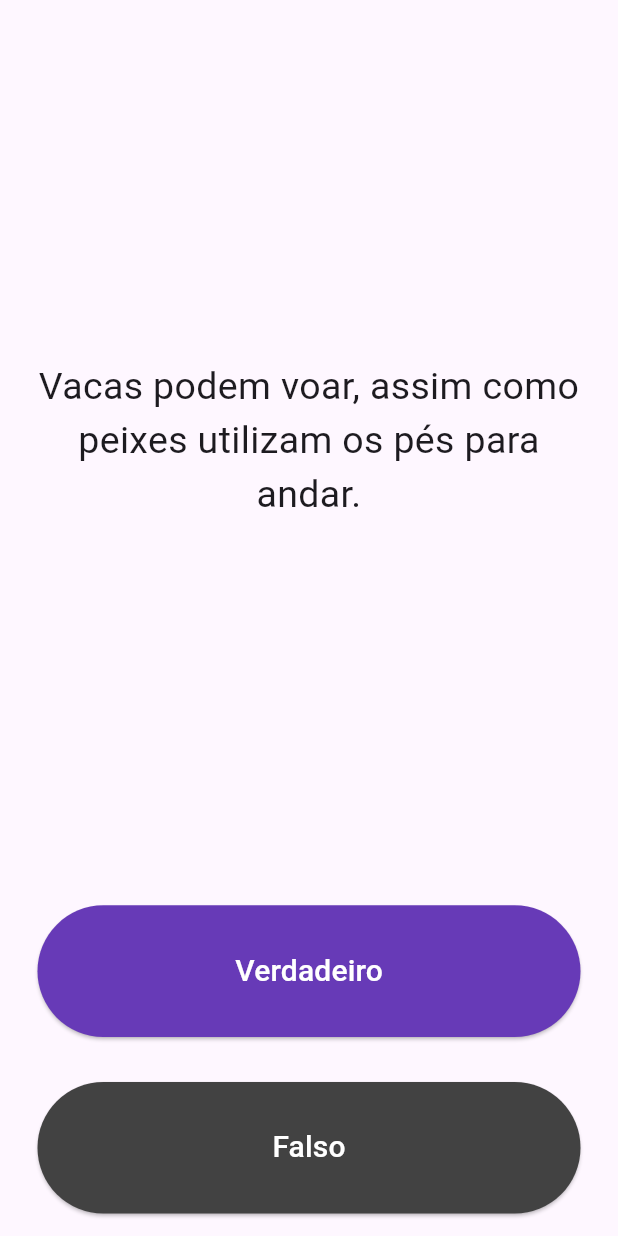
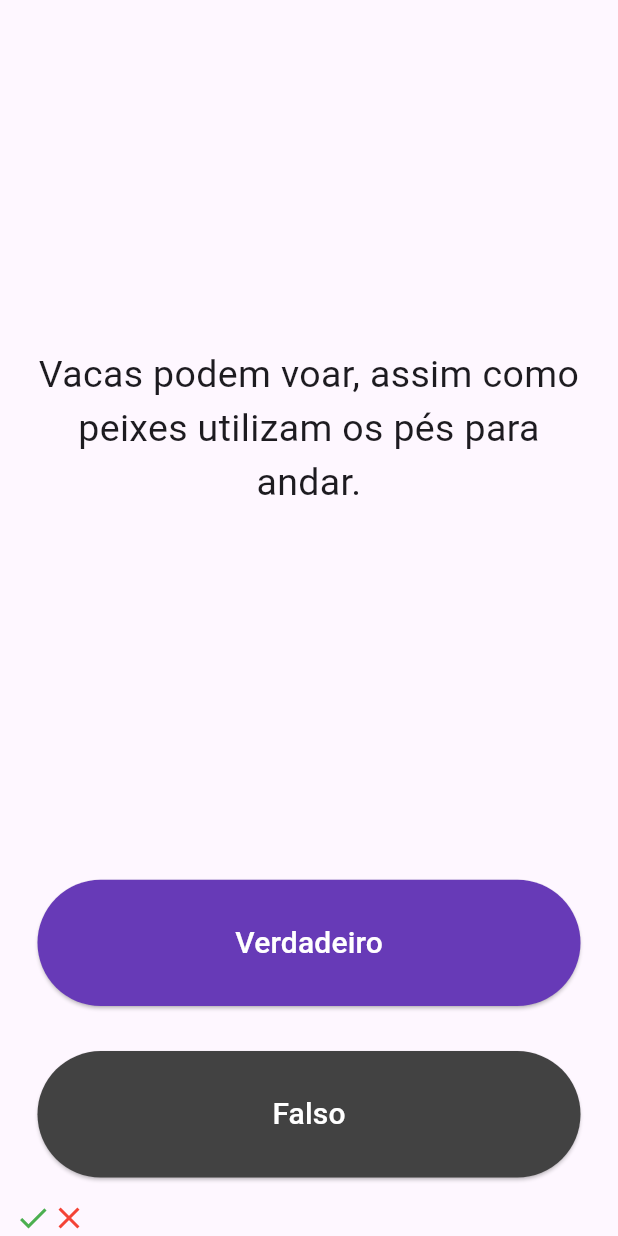
Before and after one commit to leopaivap/Curso_Flutter, a Flutter app: the screen it shows after launch, after a tap on "Verdadeiro", after a tap on "Falso", on a phone screen of 412 x 824 dp. Run offline on Flutter 3.47's test engine with Material 3 defaults, Android fonts, the phone set to English and light mode, and no system bars; missing offline and left inert: dart:ffi.

Commit message:
QuizApp - POO aplicada

```diff
--- /dev/null
+++ b/quiz_app/lib/helper.dart
@@ -0,0 +1,41 @@
+import 'perguntas.dart';
+
+class Helper {
+  int _numeroDaQuestaoAtual = 0;
+
+  List<Pergunta> _bancoDePerguntas = [
+    Pergunta(
+        'O metrô é um dos meios de transporte mais seguros do mundo.', true),
+    Pergunta('A culinária brasileira é uma das melhores do mundo.', true),
+    Pergunta('Vacas podem voar, assim como peixes utilizam os pés para andar.',
+        false),
+    Pergunta('A maioria dos peixes podem viver fora da água.', false),
+    Pergunta('A lâmpada foi inventada por um brasileiro.', false),
+    Pergunta(
+        'É possível utilizar a carteira de habilitação de carro para dirigir um avião.',
+        false),
+    Pergunta('O Brasil possui 26 estados e 1 Distrito Federal.', true),
+    Pergunta(
+        'Bitcoin é o nome dado a uma das moedas virtuais mais famosas.', true),
+    Pergunta('1 minuto equivale a 60 segundos.', true),
+    Pergunta('1 segundo equivale a 200 milissegundos.', false),
+    Pergunta('O Burj Khalifa, em Dubai, é considerado o maior prédio do mundo.',
+        true),
+    Pergunta('Ler após uma refeição prejudica a visão humana.', false),
+    Pergunta(
+        'O cartão de crédito pode ser considerado uma moeda virtual.', false),
+  ];
+
+  String obterQuestao() {
+    return _bancoDePerguntas[ _numeroDaQuestaoAtual].questao;
+  }
+
+  bool obterResposta() {
+    return _bancoDePerguntas[ _numeroDaQuestaoAtual].resposta;
+  }
+
+  void proximaPergunta(){
+    if(_numeroDaQuestaoAtual < _bancoDePerguntas.length - 1)
+      _numeroDaQuestaoAtual++;
+  }
+}
--- a/quiz_app/lib/main.dart
+++ b/quiz_app/lib/main.dart
@@ -1,6 +1,7 @@
 import 'dart:ffi';
 
 import 'package:flutter/material.dart';
+import 'helper.dart';
 
 void main() => runApp(QuizApp());
 
@@ -28,15 +29,23 @@ class QuizPage extends StatefulWidget {
 class _QuizPageState extends State<QuizPage> {
   List<Widget> marcadorDePontos = [];
 
-  List<String> perguntas = [
-    'O metrô é um dos meios de transporte mais seguros do mundo',
-    'A culinária brasileira é uma das melhores do mundo.',
-    'Vacas podem voar, assim como peixes utilizam os pés para andar.'
-  ];
+  void conferirResposta(bool respostaSelecionadaPeloUsuario) {
+    bool respostaCerta = helper.obterResposta();
 
-  List<bool> respostas = [true, true, false];
+    setState(() {
+      if (respostaSelecionadaPeloUsuario == respostaCerta) {
+        print('Usuário acertou!');
+        marcadorDePontos.add(Icon(Icons.check, color: Colors.green));
+      } else {
+        print('Usuário errou!');
+        marcadorDePontos.add(Icon(Icons.close, color: Colors.red));
+      }
 
-  int numeroDaQuestaoAtual = 0;
+      helper.proximaPergunta();
+    });
+  }
+
+  Helper helper = Helper();
 
   @override
   Widget build(BuildContext context) {
@@ -50,7 +59,7 @@ class _QuizPageState extends State<QuizPage> {
             padding: EdgeInsets.all(10.0),
             child: Center(
               child: Text(
-                perguntas[numeroDaQuestaoAtual],
+                helper.obterQuestao(),
                 textAlign: TextAlign.center,
                 style: TextStyle(
                   fontSize: 25.0,
@@ -75,12 +84,7 @@ class _QuizPageState extends State<QuizPage> {
               ),
               onPressed: () {
                 //O usuário clica no botão verdadeiro.
-                bool respostaCerta = respostas[numeroDaQuestaoAtual];
-
-                if (respostaCerta == true) {}
-                setState(() {
-                  numeroDaQuestaoAtual++;
-                });
+                conferirResposta(true);
               },
             ),
           ),
@@ -101,12 +105,7 @@ class _QuizPageState extends State<QuizPage> {
               ),
               onPressed: () {
                 //O usuário clica no botão falso.
-                bool respostaCerta = respostas[numeroDaQuestaoAtual];
-
-                if (respostaCerta == false) {}
-                setState(() {
-                  numeroDaQuestaoAtual++;
-                });
+                conferirResposta(false);
               },
             ),
           ),
@@ -118,9 +117,3 @@ class _QuizPageState extends State<QuizPage> {
     );
   }
 }
-
-/*
-pergunta1:
-pergunta2: ', verdadeiro,
-pergunta3: '', falso,
-*/
--- /dev/null
+++ b/quiz_app/lib/perguntas.dart
@@ -0,0 +1,9 @@
+class Pergunta {
+  late String questao;
+  late bool resposta;
+
+  Pergunta(String questao, bool resposta) {
+    this.questao = questao;
+    this.resposta = resposta;
+  }
+}
```
